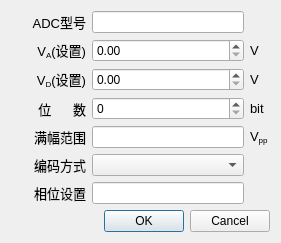
First picture: the form in soft/zebra-scope/AdcSettingsDialog.ui, repository Quenii/ADCEVM, before the edit.
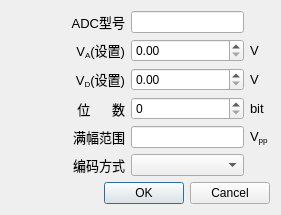
Second picture: the form after the edit.

Diff of the .ui file:
```diff
--- a/soft/zebra-scope/AdcSettingsDialog.ui
+++ b/soft/zebra-scope/AdcSettingsDialog.ui
@@ -7,7 +7,7 @@
     <x>0</x>
     <y>0</y>
     <width>281</width>
-    <height>227</height>
+    <height>199</height>
    </rect>
   </property>
   <property name="windowTitle">
@@ -226,44 +226,6 @@
        </property>
       </widget>
      </item>
-     <item row="6" column="0">
-      <widget class="QLabel" name="labl_9">
-       <property name="minimumSize">
-        <size>
-         <width>75</width>
-         <height>0</height>
-        </size>
-       </property>
-       <property name="maximumSize">
-        <size>
-         <width>75</width>
-         <height>16777215</height>
-        </size>
-       </property>
-       <property name="font">
-        <font>
-         <family>Arial</family>
-         <pointsize>10</pointsize>
-        </font>
-       </property>
-       <property name="text">
-        <string>相位设置</string>
-       </property>
-       <property name="alignment">
-        <set>Qt::AlignRight|Qt::AlignTrailing|Qt::AlignVCenter</set>
-       </property>
-      </widget>
-     </item>
-     <item row="6" column="1">
-      <widget class="QLineEdit" name="phaseLineEdit">
-       <property name="sizePolicy">
-        <sizepolicy hsizetype="Preferred" vsizetype="Fixed">
-         <horstretch>0</horstretch>
-         <verstretch>0</verstretch>
-        </sizepolicy>
-       </property>
-      </widget>
-     </item>
      <item row="5" column="1">
       <widget class="QComboBox" name="codingComboBox"/>
      </item>
```
